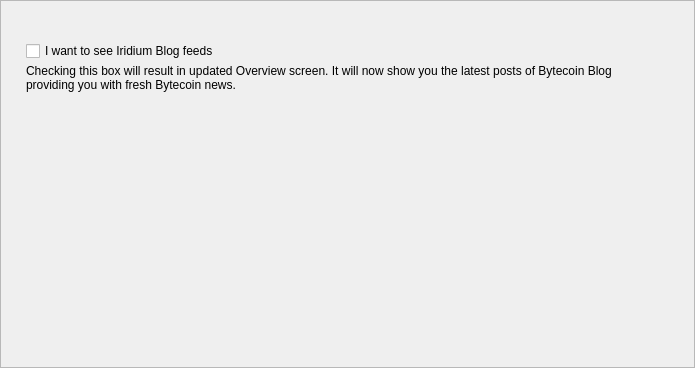
iridiumdev/Iridium-IRD-wallet, file src/Gui/Options/PrivacyFrame.ui: the form before one commit.
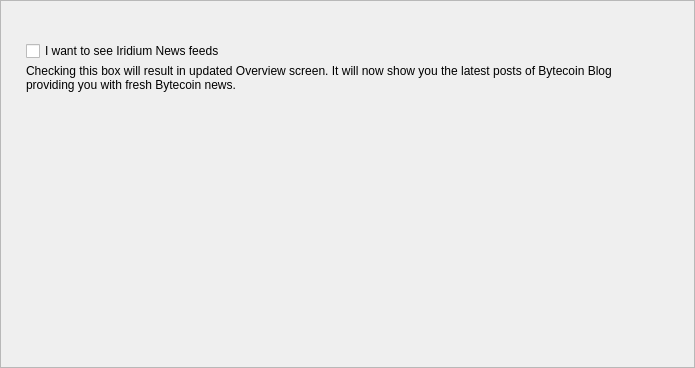
The form after the commit. Custom widgets are drawn as their Qt base class.

Commit message: Enable rss feed by default

```diff
--- a/src/Gui/Options/PrivacyFrame.ui
+++ b/src/Gui/Options/PrivacyFrame.ui
@@ -70,8 +70,14 @@
       </property>
       <item>
        <widget class="QCheckBox" name="m_newsCheck">
+        <property name="enabled">
+         <bool>true</bool>
+        </property>
         <property name="text">
-         <string>I want to see Iridium Blog feeds</string>
+         <string>I want to see Iridium News feeds</string>
+        </property>
+        <property name="checked">
+         <bool>false</bool>
         </property>
        </widget>
       </item>
```
The commit also changes 1 other file.
